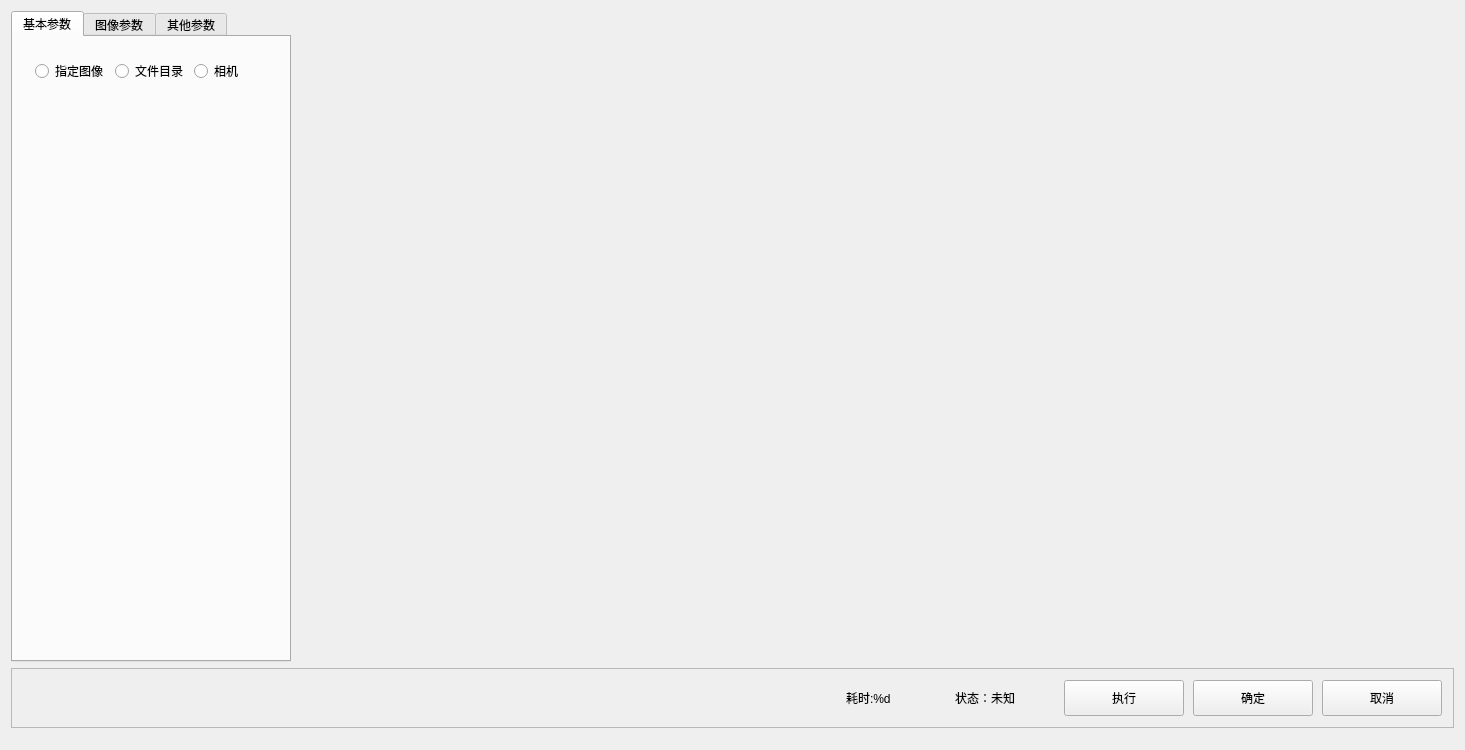
YChoux-Pan/VisionPYC, file VisionPYC/src/Plugins/CameraInputWidget.ui: the form before one commit.
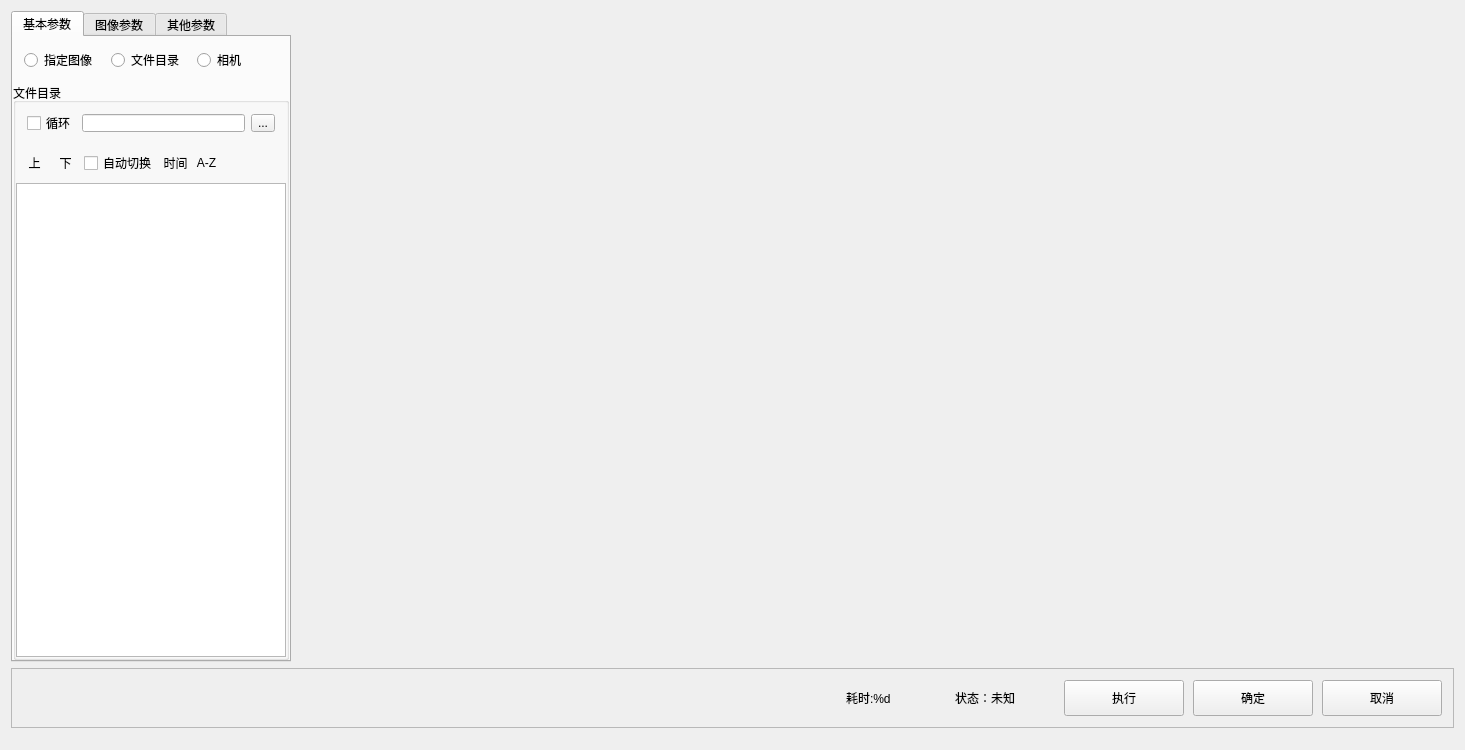
The form after the commit. The open tabs and pages were chosen to show the change.

What changed in the file:
```diff
--- a/VisionPYC/src/Plugins/CameraInputWidget.ui
+++ b/VisionPYC/src/Plugins/CameraInputWidget.ui
@@ -29,111 +29,6 @@
    <item>
     <widget class="QWidget" name="widget" native="true">
      <layout class="QGridLayout" name="gridLayout">
-      <item row="0" column="0">
-       <widget class="QTabWidget" name="tabWidget">
-        <property name="maximumSize">
-         <size>
-          <width>280</width>
-          <height>16777215</height>
-         </size>
-        </property>
-        <property name="sizeIncrement">
-         <size>
-          <width>280</width>
-          <height>0</height>
-         </size>
-        </property>
-        <property name="currentIndex">
-         <number>0</number>
-        </property>
-        <widget class="QWidget" name="tab">
-         <attribute name="title">
-          <string>基本参数</string>
-         </attribute>
-         <layout class="QVBoxLayout" name="verticalLayout">
-          <item>
-           <widget class="QWidget" name="widget_2" native="true">
-            <layout class="QHBoxLayout" name="horizontalLayout" stretch="1,1,1">
-             <item>
-              <widget class="QRadioButton" name="radioButton">
-               <property name="sizePolicy">
-                <sizepolicy hsizetype="Expanding" vsizetype="Fixed">
-                 <horstretch>0</horstretch>
-                 <verstretch>0</verstretch>
-                </sizepolicy>
-               </property>
-               <property name="minimumSize">
-                <size>
-                 <width>80</width>
-                 <height>0</height>
-                </size>
-               </property>
-               <property name="text">
-                <string>指定图像</string>
-               </property>
-              </widget>
-             </item>
-             <item>
-              <widget class="QRadioButton" name="radioButton_2">
-               <property name="sizePolicy">
-                <sizepolicy hsizetype="Expanding" vsizetype="Fixed">
-                 <horstretch>0</horstretch>
-                 <verstretch>0</verstretch>
-                </sizepolicy>
-               </property>
-               <property name="minimumSize">
-                <size>
-                 <width>80</width>
-                 <height>0</height>
-                </size>
-               </property>
-               <property name="text">
-                <string>文件目录</string>
-               </property>
-              </widget>
-             </item>
-             <item>
-              <widget class="QRadioButton" name="radioButton_3">
-               <property name="sizePolicy">
-                <sizepolicy hsizetype="Expanding" vsizetype="Fixed">
-                 <horstretch>0</horstretch>
-                 <verstretch>0</verstretch>
-                </sizepolicy>
-               </property>
-               <property name="minimumSize">
-                <size>
-                 <width>80</width>
-                 <height>0</height>
-                </size>
-               </property>
-               <property name="text">
-                <string>相机</string>
-               </property>
-              </widget>
-             </item>
-            </layout>
-           </widget>
-          </item>
-          <item>
-           <widget class="QStackedWidget" name="stackedWidget">
-            <widget class="QWidget" name="page"/>
-            <widget class="QWidget" name="page_2"/>
-           </widget>
-          </item>
-         </layout>
-        </widget>
-        <widget class="QWidget" name="tab_2">
-         <attribute name="title">
-          <string>图像参数</string>
-         </attribute>
-        </widget>
-        <widget class="QWidget" name="tab_3">
-         <attribute name="title">
-          <string>其他参数</string>
-         </attribute>
-        </widget>
-       </widget>
-      </item>
       <item row="0" column="1">
        <widget class="QWidget" name="widget_3" native="true">
         <property name="sizePolicy">
@@ -303,6 +198,486 @@
         </layout>
        </widget>
       </item>
+      <item row="0" column="0">
+       <widget class="QTabWidget" name="tabWidget">
+        <property name="maximumSize">
+         <size>
+          <width>280</width>
+          <height>16777215</height>
+         </size>
+        </property>
+        <property name="sizeIncrement">
+         <size>
+          <width>280</width>
+          <height>0</height>
+         </size>
+        </property>
+        <property name="currentIndex">
+         <number>0</number>
+        </property>
+        <widget class="QWidget" name="tab">
+         <attribute name="title">
+          <string>基本参数</string>
+         </attribute>
+         <layout class="QVBoxLayout" name="verticalLayout">
+          <property name="spacing">
+           <number>0</number>
+          </property>
+          <property name="leftMargin">
+           <number>0</number>
+          </property>
+          <property name="topMargin">
+           <number>0</number>
+          </property>
+          <property name="rightMargin">
+           <number>0</number>
+          </property>
+          <property name="bottomMargin">
+           <number>0</number>
+          </property>
+          <item>
+           <widget class="QWidget" name="widget_2" native="true">
+            <layout class="QHBoxLayout" name="horizontalLayout" stretch="1,1,1">
+             <item>
+              <widget class="QRadioButton" name="m_rad_1">
+               <property name="sizePolicy">
+                <sizepolicy hsizetype="Expanding" vsizetype="Fixed">
+                 <horstretch>0</horstretch>
+                 <verstretch>0</verstretch>
+                </sizepolicy>
+               </property>
+               <property name="minimumSize">
+                <size>
+                 <width>80</width>
+                 <height>0</height>
+                </size>
+               </property>
+               <property name="text">
+                <string>指定图像</string>
+               </property>
+              </widget>
+             </item>
+             <item>
+              <widget class="QRadioButton" name="m_rad_2">
+               <property name="sizePolicy">
+                <sizepolicy hsizetype="Expanding" vsizetype="Fixed">
+                 <horstretch>0</horstretch>
+                 <verstretch>0</verstretch>
+                </sizepolicy>
+               </property>
+               <property name="minimumSize">
+                <size>
+                 <width>80</width>
+                 <height>0</height>
+                </size>
+               </property>
+               <property name="text">
+                <string>文件目录</string>
+               </property>
+              </widget>
+             </item>
+             <item>
+              <widget class="QRadioButton" name="m_rad_3">
+               <property name="sizePolicy">
+                <sizepolicy hsizetype="Expanding" vsizetype="Fixed">
+                 <horstretch>0</horstretch>
+                 <verstretch>0</verstretch>
+                </sizepolicy>
+               </property>
+               <property name="minimumSize">
+                <size>
+                 <width>80</width>
+                 <height>0</height>
+                </size>
+               </property>
+               <property name="text">
+                <string>相机</string>
+               </property>
+              </widget>
+             </item>
+            </layout>
+           </widget>
+          </item>
+          <item>
+           <widget class="QStackedWidget" name="stackedWidget">
+            <property name="currentIndex">
+             <number>1</number>
+            </property>
+            <widget class="QWidget" name="m_page_1">
+             <layout class="QVBoxLayout" name="verticalLayout_5">
+              <property name="spacing">
+               <number>0</number>
+              </property>
+              <property name="leftMargin">
+               <number>0</number>
+              </property>
+              <property name="topMargin">
+               <number>0</number>
+              </property>
+              <property name="rightMargin">
+               <number>0</number>
+              </property>
+              <property name="bottomMargin">
+               <number>0</number>
+              </property>
+              <item>
+               <widget class="QGroupBox" name="groupBox_4">
+                <property name="styleSheet">
+                 <string notr="true"/>
+                </property>
+                <property name="title">
+                 <string>指定图像</string>
+                </property>
+                <layout class="QVBoxLayout" name="verticalLayout_2">
+                 <item>
+                  <widget class="QWidget" name="widget_4" native="true">
+                   <layout class="QGridLayout" name="gridLayout_2">
+                    <property name="leftMargin">
+                     <number>0</number>
+                    </property>
+                    <property name="topMargin">
+                     <number>0</number>
+                    </property>
+                    <property name="rightMargin">
+                     <number>0</number>
+                    </property>
+                    <property name="bottomMargin">
+                     <number>0</number>
+                    </property>
+                    <property name="spacing">
+                     <number>0</number>
+                    </property>
+                    <item row="0" column="0">
+                     <spacer name="verticalSpacer">
+                      <property name="orientation">
+                       <enum>Qt::Vertical</enum>
+                      </property>
+                      <property name="sizeHint" stdset="0">
+                       <size>
+                        <width>20</width>
+                        <height>40</height>
+                       </size>
+                      </property>
+                     </spacer>
+                    </item>
+                    <item row="1" column="0">
+                     <widget class="QRadioButton" name="m_rad_4">
+                      <property name="text">
+                       <string>选择文件</string>
+                      </property>
+                     </widget>
+                    </item>
+                    <item row="2" column="0" colspan="2">
+                     <widget class="QStackedWidget" name="stackedWidget_2">
+                      <property name="maximumSize">
+                       <size>
+                        <width>16777215</width>
+                        <height>40</height>
+                       </size>
+                      </property>
+                      <property name="currentIndex">
+                       <number>0</number>
+                      </property>
+                      <widget class="QWidget" name="page_5">
+                       <layout class="QHBoxLayout" name="horizontalLayout_4">
+                        <item>
+                         <widget class="QLineEdit" name="lineEdit"/>
+                        </item>
+                        <item>
+                         <widget class="QToolButton" name="toolButton">
+                          <property name="text">
+                           <string>...</string>
+                          </property>
+                         </widget>
+                        </item>
+                       </layout>
+                      </widget>
+                      <widget class="QWidget" name="page_4">
+                       <layout class="QHBoxLayout" name="horizontalLayout_5">
+                        <item>
+                         <widget class="QLineEdit" name="lineEdit_2"/>
+                        </item>
+                        <item>
+                         <widget class="QToolButton" name="toolButton_2">
+                          <property name="text">
+                           <string>...</string>
+                          </property>
+                         </widget>
+                        </item>
+                        <item>
+                         <widget class="QToolButton" name="toolButton_3">
+                          <property name="text">
+                           <string>...</string>
+                          </property>
+                         </widget>
+                        </item>
+                       </layout>
+                      </widget>
+                     </widget>
+                    </item>
+                    <item row="1" column="1">
+                     <widget class="QRadioButton" name="m_rad_5">
+                      <property name="text">
+                       <string>链接路径</string>
+                      </property>
+                     </widget>
+                    </item>
+                    <item row="3" column="0">
+                     <spacer name="verticalSpacer_2">
+                      <property name="orientation">
+                       <enum>Qt::Vertical</enum>
+                      </property>
+                      <property name="sizeHint" stdset="0">
+                       <size>
+                        <width>20</width>
+                        <height>40</height>
+                       </size>
+                      </property>
+                     </spacer>
+                    </item>
+                   </layout>
+                  </widget>
+                 </item>
+                </layout>
+               </widget>
+              </item>
+             </layout>
+            </widget>
+            <widget class="QWidget" name="m_page_2">
+             <layout class="QHBoxLayout" name="horizontalLayout_8">
+              <property name="spacing">
+               <number>0</number>
+              </property>
+              <property name="leftMargin">
+               <number>0</number>
+              </property>
+              <property name="topMargin">
+               <number>0</number>
+              </property>
+              <property name="rightMargin">
+               <number>0</number>
+              </property>
+              <property name="bottomMargin">
+               <number>0</number>
+              </property>
+              <item>
+               <widget class="QGroupBox" name="groupBox_3">
+                <property name="title">
+                 <string>文件目录</string>
+                </property>
+                <layout class="QVBoxLayout" name="verticalLayout_3">
+                 <property name="spacing">
+                  <number>0</number>
+                 </property>
+                 <property name="leftMargin">
+                  <number>0</number>
+                 </property>
+                 <property name="topMargin">
+                  <number>0</number>
+                 </property>
+                 <property name="rightMargin">
+                  <number>0</number>
+                 </property>
+                 <property name="bottomMargin">
+                  <number>0</number>
+                 </property>
+                 <item>
+                  <widget class="QWidget" name="widget_5" native="true">
+                   <property name="maximumSize">
+                    <size>
+                     <width>16777215</width>
+                     <height>40</height>
+                    </size>
+                   </property>
+                   <layout class="QHBoxLayout" name="horizontalLayout_6">
+                    <item>
+                     <widget class="QCheckBox" name="checkBox">
+                      <property name="text">
+                       <string>循环</string>
+                      </property>
+                     </widget>
+                    </item>
+                    <item>
+                     <widget class="QLineEdit" name="lineEdit_3"/>
+                    </item>
+                    <item>
+                     <widget class="QToolButton" name="toolButton_4">
+                      <property name="text">
+                       <string>...</string>
+                      </property>
+                     </widget>
+                    </item>
+                   </layout>
+                  </widget>
+                 </item>
+                 <item>
+                  <widget class="QWidget" name="widget_6" native="true">
+                   <property name="maximumSize">
+                    <size>
+                     <width>16777215</width>
+                     <height>40</height>
+                    </size>
+                   </property>
+                   <layout class="QHBoxLayout" name="horizontalLayout_7">
+                    <property name="leftMargin">
+                     <number>6</number>
+                    </property>
+                    <item>
+                     <widget class="QLabel" name="label_3">
+                      <property name="minimumSize">
+                       <size>
+                        <width>25</width>
+                        <height>0</height>
+                       </size>
+                      </property>
+                      <property name="text">
+                       <string>上</string>
+                      </property>
+                      <property name="alignment">
+                       <set>Qt::AlignCenter</set>
+                      </property>
+                     </widget>
+                    </item>
+                    <item>
+                     <widget class="QLabel" name="label_4">
+                      <property name="minimumSize">
+                       <size>
+                        <width>25</width>
+                        <height>0</height>
+                       </size>
+                      </property>
+                      <property name="text">
+                       <string>下</string>
+                      </property>
+                      <property name="alignment">
+                       <set>Qt::AlignCenter</set>
+                      </property>
+                     </widget>
+                    </item>
+                    <item>
+                     <widget class="QCheckBox" name="checkBox_2">
+                      <property name="sizePolicy">
+                       <sizepolicy hsizetype="Expanding" vsizetype="Expanding">
+                        <horstretch>0</horstretch>
+                        <verstretch>0</verstretch>
+                       </sizepolicy>
+                      </property>
+                      <property name="minimumSize">
+                       <size>
+                        <width>60</width>
+                        <height>0</height>
+                       </size>
+                      </property>
+                      <property name="text">
+                       <string>自动切换</string>
+                      </property>
+                     </widget>
+                    </item>
+                    <item>
+                     <widget class="QLabel" name="label_5">
+                      <property name="minimumSize">
+                       <size>
+                        <width>25</width>
+                        <height>0</height>
+                       </size>
+                      </property>
+                      <property name="text">
+                       <string>时间</string>
+                      </property>
+                      <property name="alignment">
+                       <set>Qt::AlignCenter</set>
+                      </property>
+                     </widget>
+                    </item>
+                    <item>
+                     <widget class="QLabel" name="label_6">
+                      <property name="minimumSize">
+                       <size>
+                        <width>25</width>
+                        <height>0</height>
+                       </size>
+                      </property>
+                      <property name="text">
+                       <string>A-Z</string>
+                      </property>
+                      <property name="alignment">
+                       <set>Qt::AlignCenter</set>
+                      </property>
+                     </widget>
+                    </item>
+                    <item>
+                     <spacer name="horizontalSpacer_2">
+                      <property name="orientation">
+                       <enum>Qt::Horizontal</enum>
+                      </property>
+                      <property name="sizeHint" stdset="0">
+                       <size>
+                        <width>40</width>
+                        <height>20</height>
+                       </size>
+                      </property>
+                     </spacer>
+                    </item>
+                   </layout>
+                  </widget>
+                 </item>
+                 <item>
+                  <widget class="QListView" name="listView"/>
+                 </item>
+                </layout>
+               </widget>
+              </item>
+             </layout>
+            </widget>
+            <widget class="QWidget" name="m_page_3">
+             <layout class="QVBoxLayout" name="verticalLayout_4">
+              <property name="spacing">
+               <number>0</number>
+              </property>
+              <property name="leftMargin">
+               <number>0</number>
+              </property>
+              <property name="topMargin">
+               <number>0</number>
+              </property>
+              <property name="rightMargin">
+               <number>0</number>
+              </property>
+              <property name="bottomMargin">
+               <number>0</number>
+              </property>
+              <item>
+               <widget class="QGroupBox" name="groupBox">
+                <property name="title">
+                 <string>相机模式</string>
+                </property>
+               </widget>
+              </item>
+              <item>
+               <widget class="QGroupBox" name="groupBox_2">
+                <property name="title">
+                 <string>光源通讯</string>
+                </property>
+               </widget>
+              </item>
+             </layout>
+            </widget>
+           </widget>
+          </item>
+         </layout>
+        </widget>
+        <widget class="QWidget" name="tab_2">
+         <attribute name="title">
+          <string>图像参数</string>
+         </attribute>
+        </widget>
+        <widget class="QWidget" name="tab_3">
+         <attribute name="title">
+          <string>其他参数</string>
+         </attribute>
+        </widget>
+       </widget>
+      </item>
      </layout>
     </widget>
    </item>
```
